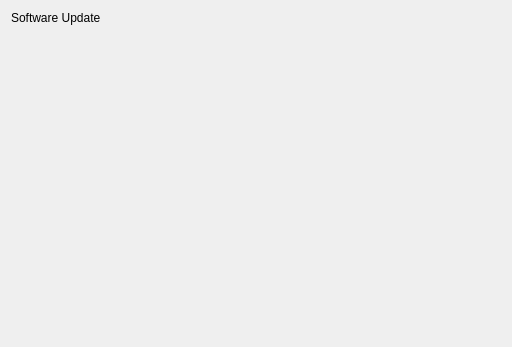
Above: ahenk/lider/plugins/plugin_software/software.ui from pars-linux/uludag before the change. Below: the same form after it.
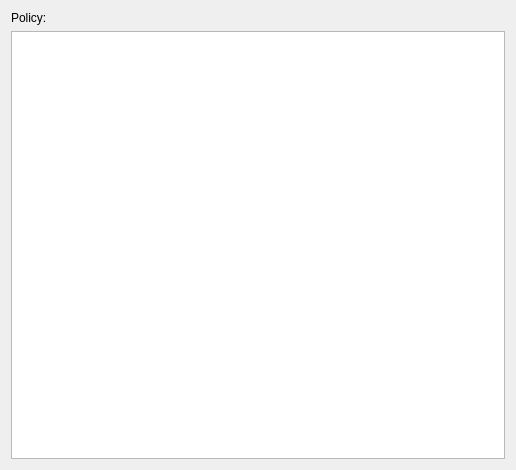
That is the form after the change. Icons and pictures are not drawn.

Commit message: Software Management Module - Load policy

Diff of the .ui file:
```diff
--- a/ahenk/lider/plugins/plugin_software/software.ui
+++ b/ahenk/lider/plugins/plugin_software/software.ui
@@ -6,8 +6,8 @@
    <rect>
     <x>0</x>
     <y>0</y>
-    <width>512</width>
-    <height>347</height>
+    <width>516</width>
+    <height>470</height>
    </rect>
   </property>
   <property name="windowTitle">
@@ -21,13 +21,16 @@
    <item row="0" column="0">
     <widget class="QLabel" name="label">
      <property name="text">
-      <string>Software Update</string>
+      <string>Policy:</string>
      </property>
      <property name="alignment">
       <set>Qt::AlignLeading|Qt::AlignLeft|Qt::AlignTop</set>
      </property>
     </widget>
    </item>
+   <item row="1" column="0">
+    <widget class="QTextEdit" name="textPolicy"/>
+   </item>
   </layout>
  </widget>
  <resources>
```
The commit also changes 1 other file.
